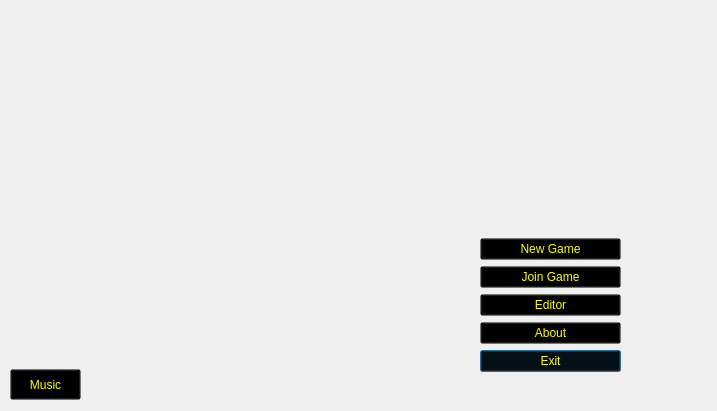
Above: client_gui/chooseoptionwindow.ui from Igris-1/tp_final_taller_g13 before the change. Below: the same form after it.
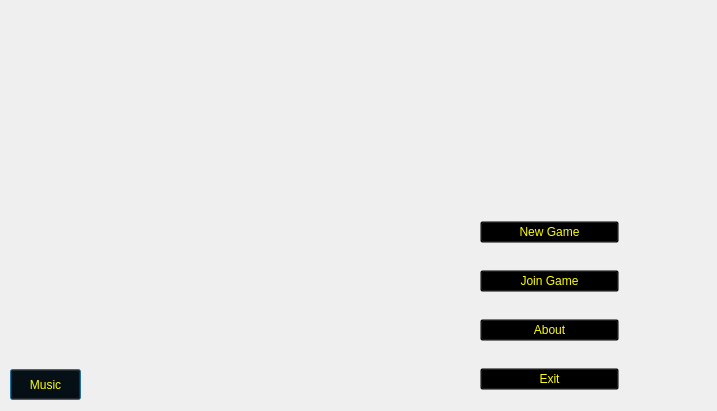
That is the form after the change. Icons and pictures are not drawn.

Commit message: Saque el editor del cliente, falta agregar un ejecutable

```diff
--- a/client_gui/chooseoptionwindow.ui
+++ b/client_gui/chooseoptionwindow.ui
@@ -42,82 +42,6 @@
 background-image: transparent;
 border-image: transparent;</string>
    </property>
-   <widget class="QWidget" name="layoutWidget">
-    <property name="geometry">
-     <rect>
-      <x>480</x>
-      <y>210</y>
-      <width>141</width>
-      <height>191</height>
-     </rect>
-    </property>
-    <layout class="QVBoxLayout" name="verticalLayout">
-     <item>
-      <layout class="QGridLayout" name="gridLayout_3">
-       <item row="6" column="0">
-        <widget class="QPushButton" name="exitGameButton">
-         <property name="styleSheet">
-          <string notr="true">font: 81 14pt &quot;Noto Rashi Hebrew ExtBd&quot;;
-color: rgb(255, 255, 0);
-</string>
-         </property>
-         <property name="text">
-          <string>Exit</string>
-         </property>
-        </widget>
-       </item>
-       <item row="3" column="0">
-        <widget class="QPushButton" name="joinGameButton">
-         <property name="styleSheet">
-          <string notr="true">font: 81 13pt &quot;Noto Rashi Hebrew ExtBd&quot;;
-color: rgb(255, 255, 0);
-</string>
-         </property>
-         <property name="text">
-          <string>Join Game</string>
-         </property>
-        </widget>
-       </item>
-       <item row="4" column="0">
-        <widget class="QPushButton" name="editorButton">
-         <property name="styleSheet">
-          <string notr="true">font: 81 13pt &quot;Noto Rashi Hebrew ExtBd&quot;;
-color: rgb(255, 255, 0);
-</string>
-         </property>
-         <property name="text">
-          <string>Editor</string>
-         </property>
-        </widget>
-       </item>
-       <item row="0" column="0">
-        <widget class="QPushButton" name="newGameButton">
-         <property name="styleSheet">
-          <string notr="true">font: 81 13pt &quot;Noto Rashi Hebrew ExtBd&quot;;
-color: rgb(255, 255, 0);
-</string>
-         </property>
-         <property name="text">
-          <string>New Game</string>
-         </property>
-        </widget>
-       </item>
-       <item row="5" column="0">
-        <widget class="QPushButton" name="aboutGameButton">
-         <property name="styleSheet">
-          <string notr="true">font: 81 13pt &quot;Noto Rashi Hebrew ExtBd&quot;;
-color: rgb(255, 255, 0);
-</string>
-         </property>
-         <property name="text">
-          <string>About</string>
-         </property>
-        </widget>
-       </item>
-      </layout>
-     </item>
-    </layout>
-   </widget>
    <widget class="QPushButton" name="musicButton">
     <property name="geometry">
      <rect>
@@ -137,6 +61,66 @@
      <string>Music</string>
     </property>
    </widget>
+   <widget class="QWidget" name="">
+    <property name="geometry">
+     <rect>
+      <x>480</x>
+      <y>200</y>
+      <width>139</width>
+      <height>211</height>
+     </rect>
+    </property>
+    <layout class="QGridLayout" name="gridLayout_3">
+     <item row="4" column="0">
+      <widget class="QPushButton" name="joinGameButton">
+       <property name="styleSheet">
+        <string notr="true">font: 81 13pt &quot;Noto Rashi Hebrew ExtBd&quot;;
+color: rgb(255, 255, 0);
+</string>
+       </property>
+       <property name="text">
+        <string>Join Game</string>
+       </property>
+      </widget>
+     </item>
+     <item row="5" column="0">
+      <widget class="QPushButton" name="aboutGameButton">
+       <property name="styleSheet">
+        <string notr="true">font: 81 13pt &quot;Noto Rashi Hebrew ExtBd&quot;;
+color: rgb(255, 255, 0);
+</string>
+       </property>
+       <property name="text">
+        <string>About</string>
+       </property>
+      </widget>
+     </item>
+     <item row="6" column="0">
+      <widget class="QPushButton" name="exitGameButton">
+       <property name="styleSheet">
+        <string notr="true">font: 81 14pt &quot;Noto Rashi Hebrew ExtBd&quot;;
+color: rgb(255, 255, 0);
+</string>
+       </property>
+       <property name="text">
+        <string>Exit</string>
+       </property>
+      </widget>
+     </item>
+     <item row="3" column="0">
+      <widget class="QPushButton" name="newGameButton">
+       <property name="styleSheet">
+        <string notr="true">font: 81 13pt &quot;Noto Rashi Hebrew ExtBd&quot;;
+color: rgb(255, 255, 0);
+</string>
+       </property>
+       <property name="text">
+        <string>New Game</string>
+       </property>
+      </widget>
+     </item>
+    </layout>
+   </widget>
   </widget>
  </widget>
  <resources>
```
The commit also changes 12 other files.
